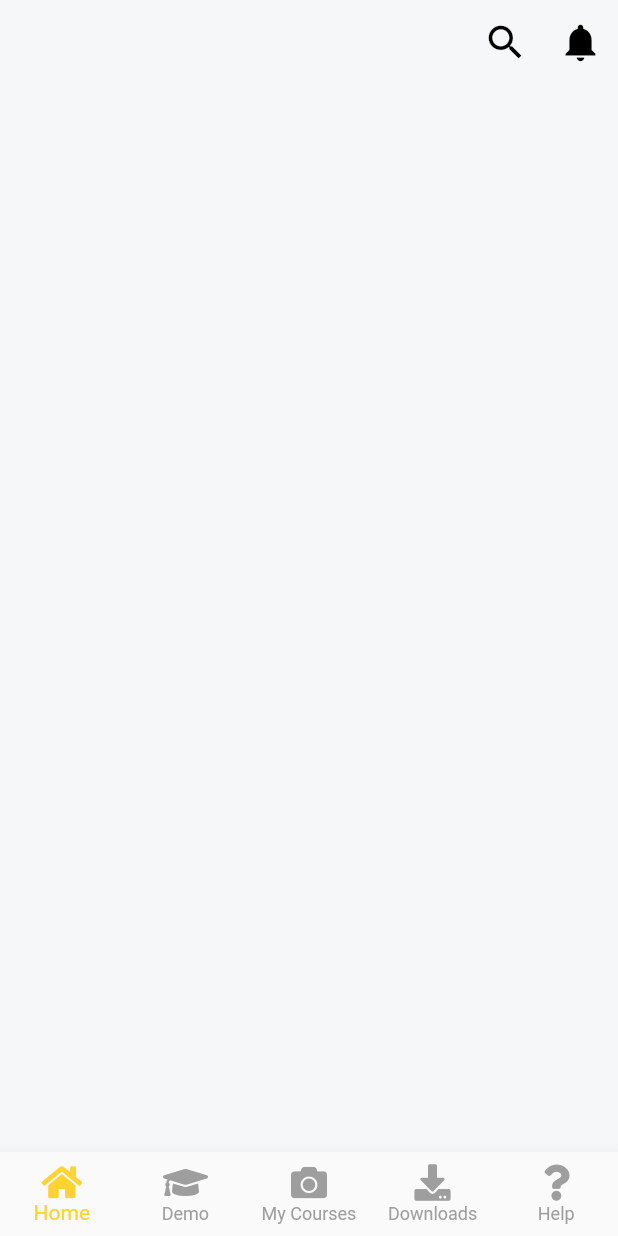
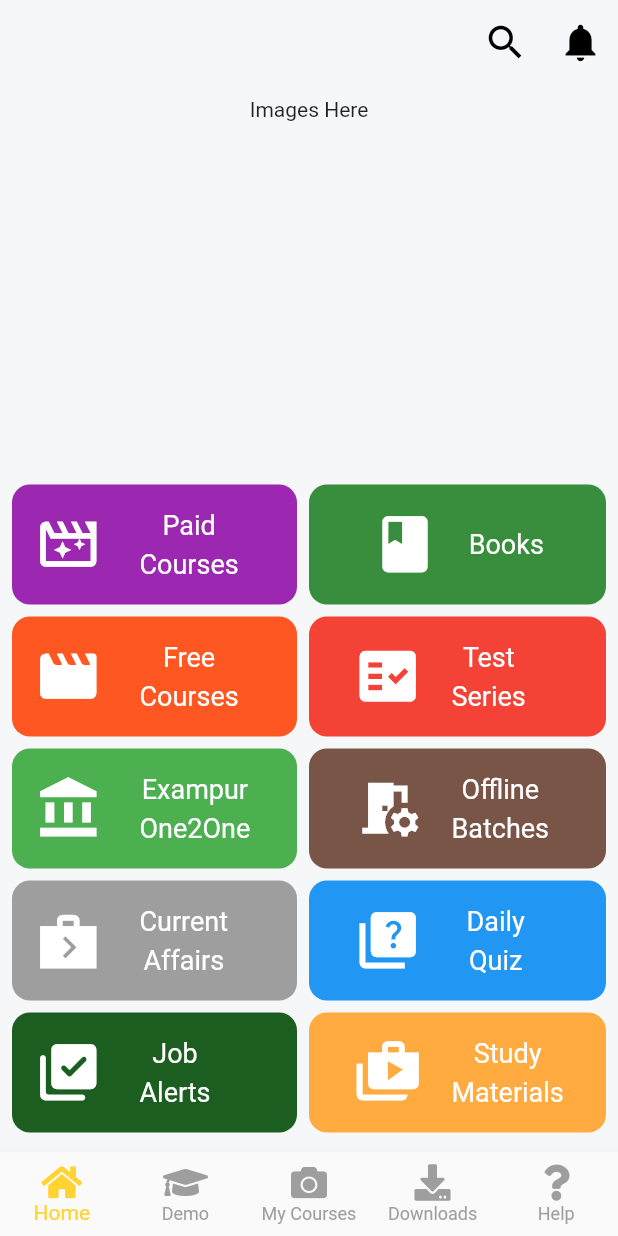
Before and after one commit to Priyank100/exampur, a Flutter app: the screen it shows after launch, on a phone screen of 412 x 824 dp. Run offline on Flutter 3.47's test engine with Material 2 defaults, Android fonts, the phone set to English and light mode, and no system bars; our stand-ins replace font_awesome_flutter; Roboto replaces fonts that are missing (Poppins).

Commit message:
Home Screen Icons

```diff
--- a/lib/presentation/home/bottom_navigation.dart
+++ b/lib/presentation/home/bottom_navigation.dart
@@ -7,7 +7,7 @@
 import 'package:flutter/rendering.dart';
 import 'package:font_awesome_flutter/font_awesome_flutter.dart';
 
-import 'home.dart';
+import 'home_page.dart';
 
 class ItemClass {
   const ItemClass(this.index, this.label, this.icon);
--- a/lib/presentation/home/home.dart
+++ /dev/null
@@ -1,68 +0,0 @@
-import 'dart:io' show Platform;
-import 'package:flutter/cupertino.dart';
-import 'package:flutter/material.dart';
-import 'package:exampur_mobile/presentation/notifications/notification_screen.dart';
-
-class Home extends StatefulWidget {
-  const Home({Key? key}) : super(key: key);
-
-  @override
-  _HomeState createState() => _HomeState();
-}
-
-class _HomeState extends State<Home> {
-  @override
-  Widget build(BuildContext context) {
-    return Scaffold(
-        drawer: Drawer(
-            child: SingleChildScrollView(
-              child: Column(
-                children: [
-                  const Text(
-                    'App Logo Here',
-                  ),
-                  Row(
-                    children: const [
-                      Icon(Icons.touch_app,color: Colors.grey,),
-
-                    ],
-                  ),
-                ],
-              ),
-            )
-        ),
-        appBar: PreferredSize(
-          preferredSize: const Size.fromHeight(65.0),
-          child: AppBar(
-            iconTheme: const IconThemeData(color: Colors.black),
-            automaticallyImplyLeading: false,
-            backgroundColor: Colors.transparent,
-            elevation: 0,
-            actions:  [
-                InkWell(
-                  onTap: () {},
-                    child: const Icon(Icons.search_outlined, color: Colors.black, size: 30.0,)),
-                const SizedBox(
-                  width: 20.0,
-                ),
-                Padding(
-                  padding: const EdgeInsets.only(right: 10.0),
-                  child: InkWell(
-                    onTap: () {
-                      Navigator.push(context, MaterialPageRoute(builder: (context) => const Notifications()));
-                    },
-                      child: const Icon(Icons.notifications, color: Colors.black, size: 30.0,)),
-                ),
-              ],
-            ),
-        ),
-        body: SingleChildScrollView(
-          child: Column(
-            children: const [
-
-            ],
-          ),
-        )
-    );
-  }
-}
--- /dev/null
+++ b/lib/presentation/home/home_page.dart
@@ -0,0 +1,465 @@
+import 'dart:io' show Platform;
+import 'package:flutter/cupertino.dart';
+import 'package:flutter/material.dart';
+import 'package:exampur_mobile/presentation/notifications/notification_screen.dart';
+import 'package:font_awesome_flutter/font_awesome_flutter.dart';
+import 'package:exampur_mobile/presentation/paid_courses/paid_courses.dart';
+
+class Home extends StatefulWidget {
+  const Home({Key? key}) : super(key: key);
+
+  @override
+  _HomeState createState() => _HomeState();
+}
+
+class _HomeState extends State<Home> {
+  @override
+  Widget build(BuildContext context) {
+    return Scaffold(
+      drawer: Drawer(
+          child: SingleChildScrollView(
+            child: Column(
+              children: const [
+                Text(
+                  'App Logo Here',
+                ),
+                /*Row(
+                  children: const [
+                    Icon(Icons.touch_app,color: Colors.grey,),
+                  ],
+                ),*/
+              ],
+            ),
+          )
+      ),
+      appBar: PreferredSize(
+        preferredSize: const Size.fromHeight(65.0),
+        child: AppBar(
+          iconTheme: const IconThemeData(color: Colors.black),
+          automaticallyImplyLeading: false,
+          backgroundColor: Colors.transparent,
+          elevation: 0,
+          actions:  [
+            InkWell(
+                onTap: () {},
+                child: const Icon(Icons.search_outlined, color: Colors.black, size: 30.0,)),
+            const SizedBox(
+              width: 20.0,
+            ),
+            Padding(
+              padding: const EdgeInsets.only(right: 10.0),
+              child: InkWell(
+                  onTap: () {
+                    Navigator.push(context, MaterialPageRoute(builder: (context) => const Notifications()));
+                  },
+                  child: const Icon(Icons.notifications, color: Colors.black, size: 30.0,)),
+            ),
+          ],
+        ),
+      ),
+      body: SingleChildScrollView(
+        child: Column(
+          children: [
+            Container(
+              height: 250.0,
+              child: const Text('Images Here'),
+            ),
+            Row(
+              children: [
+                Expanded(
+                    child: Padding(
+                      padding: const EdgeInsets.all(8.0),
+                      child: InkWell(
+                        onTap: () {
+                          Navigator.push(context, MaterialPageRoute(builder: (context) => const PaidCourses()));
+                        },
+                        child: Container(
+                          child: Padding(
+                            padding: const EdgeInsets.only(left: 15.0),
+                            child: Row(
+                              children: [
+                                const Icon(Icons.movie_filter_outlined,size: 45.0,color: Colors.white,),
+                                Padding(
+                                  padding: const EdgeInsets.only(left: 25.0),
+                                  child: Column(
+                                    mainAxisAlignment: MainAxisAlignment.center,
+                                    children: const [
+                                      Text(
+                                        'Paid',
+                                        style: TextStyle(fontSize: 18.0, color: Colors.white,),),
+                                      SizedBox(height: 5.0,),
+                                      Text(
+                                        'Courses',
+                                        style: TextStyle(fontSize: 18.0, color: Colors.white,),),
+                                    ],
+                                  ),
+                                ),
+                              ],
+                            ),
+                          ),
+                          height: 80.0,
+                          decoration: BoxDecoration(
+                            borderRadius: BorderRadius.circular(12),
+                            color: Colors.purple,
+                          ),
+                        ),
+                      ),
+                    )
+                ),
+                Expanded(
+                    child: Padding(
+                      padding: const EdgeInsets.only(right: 8.0,top: 8.0,bottom: 8.0),
+                      child: InkWell(
+                        onTap: () {},
+                        child: Container(
+                          child: Row(
+                            mainAxisAlignment: MainAxisAlignment.center,
+                            children: const [
+                              Icon(Icons.book,size: 45.0,color: Colors.white,),
+                              SizedBox(width: 20.0,),
+                              Text(
+                                'Books',
+                                style: TextStyle(fontSize: 18.0, color: Colors.white,),),
+                            ],
+                          ),
+                          height: 80.0,
+                          decoration: BoxDecoration(
+                            borderRadius: BorderRadius.circular(12),
+                            color: Colors.green[700],
+                          ),
+                        ),
+                      ),
+                    )
+                ),
+              ],
+            ),
+            Row(
+              children: [
+                Expanded(
+                    child: Padding(
+                      padding: const EdgeInsets.only(left: 8.0,right: 8.0,bottom: 8.0),
+                      child: InkWell(
+                        onTap: () {},
+                        child: Container(
+                          child: Padding(
+                            padding: const EdgeInsets.only(left: 15.0),
+                            child: Row(
+                              children: [
+                                const Icon(Icons.movie_rounded,size: 45.0,color: Colors.white,),
+                                Padding(
+                                  padding: const EdgeInsets.only(left: 25.0),
+                                  child: Column(
+                                    mainAxisAlignment: MainAxisAlignment.center,
+                                    children: const [
+                                      Text(
+                                        'Free',
+                                        style: TextStyle(fontSize: 18.0, color: Colors.white,),),
+                                      SizedBox(height: 5.0,),
+                                      Text(
+                                        'Courses',
+                                        style: TextStyle(fontSize: 18.0, color: Colors.white,),),
+                                    ],
+                                  ),
+                                ),
+                              ],
+                            ),
+                          ),
+                          height: 80.0,
+                          decoration: BoxDecoration(
+                            borderRadius: BorderRadius.circular(12),
+                            color: Colors.deepOrange,
+                          ),
+                        ),
+                      ),
+                    )
+                ),
+                Expanded(
+                    child: Padding(
+                      padding: const EdgeInsets.only(right: 8.0,bottom: 8.0),
+                      child: InkWell(
+                        onTap: () {},
+                        child: Container(
+                          child: Padding(
+                            padding: const EdgeInsets.only(left: 30.0),
+                            child: Row(
+                              children: [
+                                const Icon(Icons.fact_check,size: 45.0,color: Colors.white,),
+                                Padding(
+                                  padding: const EdgeInsets.only(left: 20.0),
+                                  child: Column(
+                                    mainAxisAlignment: MainAxisAlignment.center,
+                                    children: const [
+                                      Text(
+                                        'Test',
+                                        style: TextStyle(fontSize: 18.0, color: Colors.white,),),
+                                      SizedBox(height: 5.0,),
+                                      Text(
+                                        'Series',
+                                        style: TextStyle(fontSize: 18.0, color: Colors.white,),),
+                                    ],
+                                  ),
+                                ),
+                              ],
+                            ),
+                          ),
+                          height: 80.0,
+                          decoration: BoxDecoration(
+                            borderRadius: BorderRadius.circular(12),
+                            color: Colors.red,
+                          ),
+                        ),
+                      ),
+                    )
+                ),
+              ],
+            ),
+            Row(
+              children: [
+                Expanded(
+                    child: Padding(
+                      padding: const EdgeInsets.only(left: 8.0,right: 8.0,bottom: 8.0),
+                      child: InkWell(
+                        onTap: () {},
+                        child: Container(
+                          child: Padding(
+                            padding: const EdgeInsets.only(left: 15.0),
+                            child: Row(
+                              children: [
+                                const Icon(Icons.account_balance,size: 45.0,color: Colors.white,),
+                                Padding(
+                                  padding: const EdgeInsets.only(left: 25.0),
+                                  child: Column(
+                                    mainAxisAlignment: MainAxisAlignment.center,
+                                    children: const [
+                                      Text(
+                                        'Exampur',
+                                        style: TextStyle(fontSize: 18.0, color: Colors.white,),),
+                                      SizedBox(height: 5.0,),
+                                      Text(
+                                        'One2One',
+                                        style: TextStyle(fontSize: 18.0, color: Colors.white,),),
+                                    ],
+                                  ),
+                                ),
+                              ],
+                            ),
+                          ),
+                          height: 80.0,
+                          decoration: BoxDecoration(
+                            borderRadius: BorderRadius.circular(12),
+                            color: Colors.green,
+                          ),
+                        ),
+                      ),
+                    )
+                ),
+                Expanded(
+                    child: Padding(
+                      padding: const EdgeInsets.only(right: 8.0,bottom: 8.0),
+                      child: InkWell(
+                        onTap: () {},
+                        child: Container(
+                          child: Padding(
+                            padding: const EdgeInsets.only(left: 30.0),
+                            child: Row(
+                              children: [
+                                const Icon(Icons.room_preferences,size: 45.0,color: Colors.white,),
+                                Padding(
+                                  padding: const EdgeInsets.only(left: 20.0),
+                                  child: Column(
+                                    mainAxisAlignment: MainAxisAlignment.center,
+                                    children: const [
+                                      Text(
+                                        'Offline',
+                                        style: TextStyle(fontSize: 18.0, color: Colors.white,),),
+                                      SizedBox(height: 5.0,),
+                                      Text(
+                                        'Batches',
+                                        style: TextStyle(fontSize: 18.0, color: Colors.white,),),
+                                    ],
+                                  ),
+                                ),
+                              ],
+                            ),
+                          ),
+                          height: 80.0,
+                          decoration: BoxDecoration(
+                            borderRadius: BorderRadius.circular(12),
+                            color: Colors.brown,
+                          ),
+                        ),
+                      ),
+                    )
+                ),
+              ],
+            ),
+            Row(
+              children: [
+                Expanded(
+                    child: Padding(
+                      padding: const EdgeInsets.only(left: 8.0,right: 8.0,bottom: 8.0),
+                      child: InkWell(
+                        onTap: () {},
+                        child: Container(
+                          child: Padding(
+                            padding: const EdgeInsets.only(left: 15.0),
+                            child: Row(
+                              children: [
+                                const Icon(Icons.next_week_sharp,size: 45.0,color: Colors.white,),
+                                Padding(
+                                  padding: const EdgeInsets.only(left: 25.0),
+                                  child: Column(
+                                    mainAxisAlignment: MainAxisAlignment.center,
+                                    children: const [
+                                      Text(
+                                        'Current',
+                                        style: TextStyle(fontSize: 18.0, color: Colors.white,),),
+                                      SizedBox(height: 5.0,),
+                                      Text(
+                                        'Affairs',
+                                        style: TextStyle(fontSize: 18.0, color: Colors.white,),),
+                                    ],
+                                  ),
+                                ),
+                              ],
+                            ),
+                          ),
+                          height: 80.0,
+                          decoration: BoxDecoration(
+                            borderRadius: BorderRadius.circular(12),
+                            color: Colors.grey,
+                          ),
+                        ),
+                      ),
+                    )
+                ),
+                Expanded(
+                    child: Padding(
+                      padding: const EdgeInsets.only(right: 8.0,bottom: 8.0),
+                      child: InkWell(
+                        onTap: () {},
+                        child: Container(
+                          child: Padding(
+                            padding: const EdgeInsets.only(left: 30.0),
+                            child: Row(
+                              children: [
+                                const Icon(Icons.quiz,size: 45.0,color: Colors.white,),
+                                Padding(
+                                  padding: const EdgeInsets.only(left: 30.0),
+                                  child: Column(
+                                    mainAxisAlignment: MainAxisAlignment.center,
+                                    children: const [
+                                      Text(
+                                        'Daily',
+                                        style: TextStyle(fontSize: 18.0, color: Colors.white,),),
+                                      SizedBox(height: 5.0,),
+                                      Text(
+                                        'Quiz',
+                                        style: TextStyle(fontSize: 18.0, color: Colors.white,),),
+                                    ],
+                                  ),
+                                ),
+                              ],
+                            ),
+                          ),
+                          height: 80.0,
+                          decoration: BoxDecoration(
+                            borderRadius: BorderRadius.circular(12),
+                            color: Colors.blue,
+                          ),
+                        ),
+                      ),
+                    )
+                ),
+              ],
+            ),
+            Row(
+              children: [
+                Expanded(
+                    child: Padding(
+                      padding: const EdgeInsets.only(left: 8.0,right: 8.0,bottom: 8.0),
+                      child: InkWell(
+                        onTap: () {},
+                        child: Container(
+                          child: Padding(
+                            padding: const EdgeInsets.only(left: 15.0),
+                            child: Row(
+                              children: [
+                                const Icon(Icons.library_add_check_rounded,size: 45.0,color: Colors.white,),
+                                Padding(
+                                  padding: const EdgeInsets.only(left: 25.0),
+                                  child: Column(
+                                    mainAxisAlignment: MainAxisAlignment.center,
+                                    children: const [
+                                      Text(
+                                        'Job',
+                                        style: TextStyle(fontSize: 18.0, color: Colors.white,),),
+                                      SizedBox(height: 5.0,),
+                                      Text(
+                                        'Alerts',
+                                        style: TextStyle(fontSize: 18.0, color: Colors.white,),),
+                                    ],
+                                  ),
+                                ),
+                              ],
+                            ),
+                          ),
+                          height: 80.0,
+                          decoration: BoxDecoration(
+                            borderRadius: BorderRadius.circular(12),
+                            color: Colors.green[900],
+                          ),
+                        ),
+                      ),
+                    )
+                ),
+                Expanded(
+                    child: Padding(
+                      padding: const EdgeInsets.only(right: 8.0,bottom: 8.0),
+                      child: InkWell(
+                        onTap: () {},
+                        child: Container(
+                          child: Padding(
+                            padding: const EdgeInsets.only(left: 30.0),
+                            child: Row(
+                              children: [
+                                const Icon(Icons.shop_two ,size: 45.0,color: Colors.white,),
+                                Padding(
+                                  padding: const EdgeInsets.only(left: 20.0),
+                                  child: Column(
+                                    mainAxisAlignment: MainAxisAlignment.center,
+                                    children: const [
+                                      Text(
+                                        'Study',
+                                        style: TextStyle(
+                                          fontSize: 18.0,
+                                          color: Colors.white,
+                                        ),
+                                      ),
+                                      SizedBox(height: 5.0,),
+                                      Text(
+                                        'Materials',
+                                        style: TextStyle(fontSize: 18.0, color: Colors.white,),),
+                                    ],
+                                  ),
+                                ),
+                              ],
+                            ),
+                          ),
+                          height: 80.0,
+                          decoration: BoxDecoration(
+                            borderRadius: BorderRadius.circular(12),
+                            color: Colors.orangeAccent,
+                          ),
+                        ),
+                      ),
+                    )
+                ),
+              ],
+            ),
+          ],
+        ),
+      )
+    );
+  }
+}
--- a/lib/presentation/notifications/notification_screen.dart
+++ b/lib/presentation/notifications/notification_screen.dart
@@ -1,5 +1,5 @@
 import 'package:flutter/material.dart';
-import 'package:exampur_mobile/presentation/home/home.dart';
+import 'package:exampur_mobile/presentation/home/home_page.dart';
 
 class Notifications extends StatefulWidget {
   const Notifications({Key? key}) : super(key: key);
--- /dev/null
+++ b/lib/presentation/paid_courses/paid_courses.dart
@@ -0,0 +1,20 @@
+import 'package:flutter/material.dart';
+import 'package:exampur_mobile/presentation/home/home_page.dart';
+
+class PaidCourses extends StatefulWidget {
+  const PaidCourses({Key? key}) : super(key: key);
+
+  @override
+  _PaidCoursesState createState() => _PaidCoursesState();
+}
+
+class _PaidCoursesState extends State<PaidCourses> {
+  @override
+  Widget build(BuildContext context) {
+    return const Scaffold(
+      body: Center(
+        child: Text('Paid Courses'),
+      ),
+    );
+  }
+}
--- a/lib/presentation/router/app_router.dart
+++ b/lib/presentation/router/app_router.dart
@@ -1,5 +1,5 @@
 import 'package:exampur_mobile/presentation/home/bottom_navigation.dart';
-import 'package:exampur_mobile/presentation/home/home.dart';
+import 'package:exampur_mobile/presentation/home/home_page.dart';
 import 'package:exampur_mobile/presentation/widgets/test_screen.dart';
 import 'package:flutter/cupertino.dart';
 import 'package:flutter/material.dart';
```
